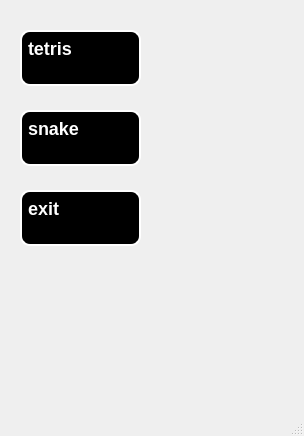
Qt form src/gui/desktop/brick_game/mainwindow.ui (ayedel123/BrickGame) before a commit.
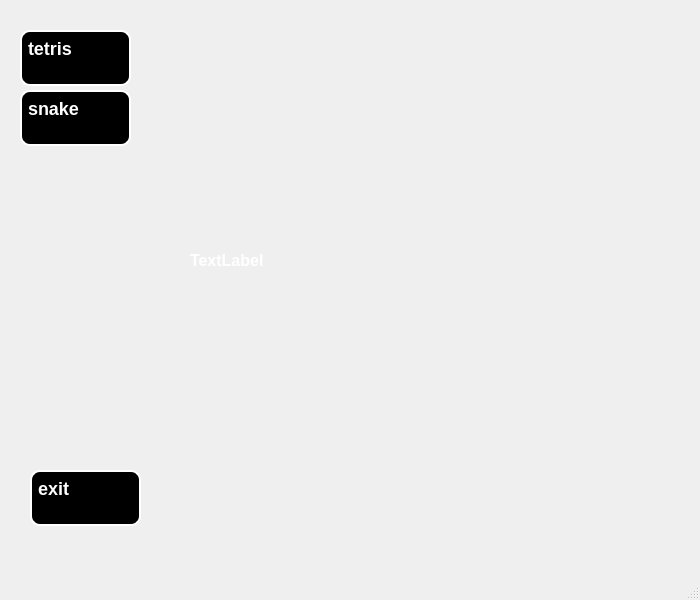
The same form after that commit.

```diff
--- a/src/gui/desktop/brick_game/mainwindow.ui
+++ b/src/gui/desktop/brick_game/mainwindow.ui
@@ -6,10 +6,22 @@
    <rect>
     <x>0</x>
     <y>0</y>
-    <width>304</width>
-    <height>436</height>
+    <width>700</width>
+    <height>600</height>
    </rect>
   </property>
+  <property name="minimumSize">
+   <size>
+    <width>700</width>
+    <height>600</height>
+   </size>
+  </property>
+  <property name="maximumSize">
+   <size>
+    <width>700</width>
+    <height>600</height>
+   </size>
+  </property>
   <property name="windowTitle">
    <string>MainWindow</string>
   </property>
@@ -34,7 +46,7 @@
      <rect>
       <x>20</x>
       <y>30</y>
-      <width>121</width>
+      <width>111</width>
       <height>56</height>
      </rect>
     </property>
@@ -46,8 +58,8 @@
     <property name="geometry">
      <rect>
       <x>20</x>
-      <y>110</y>
-      <width>121</width>
+      <y>90</y>
+      <width>111</width>
       <height>56</height>
      </rect>
     </property>
@@ -58,9 +70,9 @@
    <widget class="QPushButton" name="exitButto">
     <property name="geometry">
      <rect>
-      <x>20</x>
-      <y>190</y>
-      <width>121</width>
+      <x>30</x>
+      <y>470</y>
+      <width>111</width>
       <height>56</height>
      </rect>
     </property>
@@ -68,6 +80,19 @@
      <string>exit</string>
     </property>
    </widget>
+   <widget class="QLabel" name="img_label">
+    <property name="geometry">
+     <rect>
+      <x>190</x>
+      <y>40</y>
+      <width>451</width>
+      <height>441</height>
+     </rect>
+    </property>
+    <property name="text">
+     <string>TextLabel</string>
+    </property>
+   </widget>
   </widget>
   <widget class="QMenuBar" name="menubar">
    <property name="geometry">
```
Left out of the diff: 4 changed lines with no effect on the pictures.
